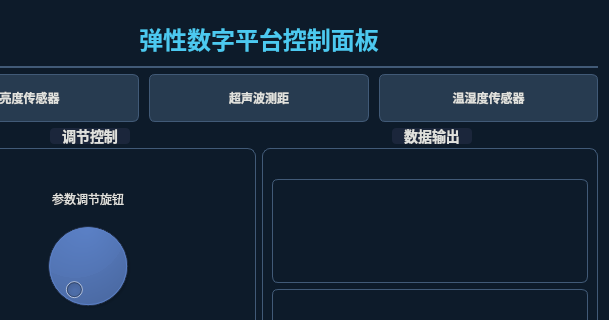
VidocQAQ/yihui, file mainwindow.ui: the form before one commit; both pictures show x 91 to 700 and y 0 to 320 of the 700 by 650 pixel window.
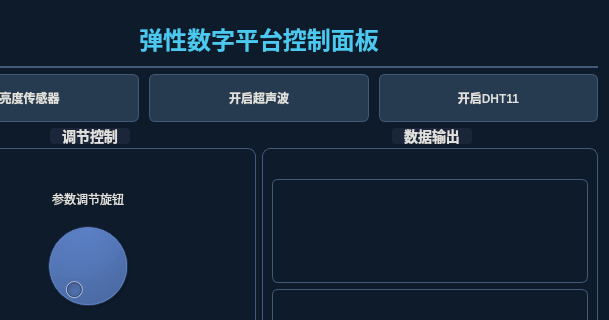
The form after the commit. Icons and pictures are not drawn.

```diff
--- a/mainwindow.ui
+++ b/mainwindow.ui
@@ -224,7 +224,7 @@
      <item>
       <widget class="QPushButton" name="btnUltrasonic">
        <property name="text">
-        <string>超声波测距</string>
+        <string>开启超声波</string>
        </property>
        <property name="icon">
         <iconset>
@@ -241,7 +241,7 @@
      <item>
       <widget class="QPushButton" name="btnDht11">
        <property name="text">
-        <string>温湿度传感器</string>
+        <string>开启DHT11</string>
        </property>
        <property name="icon">
         <iconset>
```
Left out of the diff: 3 changed lines with no effect on the pictures.
